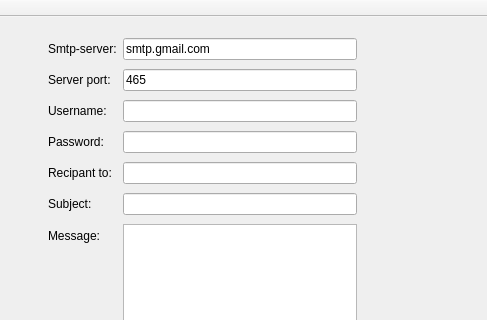
The window that SMTP Qt/SMTPQt.ui (AnatolySolovyev12/SMTP-Qt) describes before a commit, drawn with Qt 5; both pictures show x 113 to 600 and y 0 to 320 of the 600 by 500 pixel window.
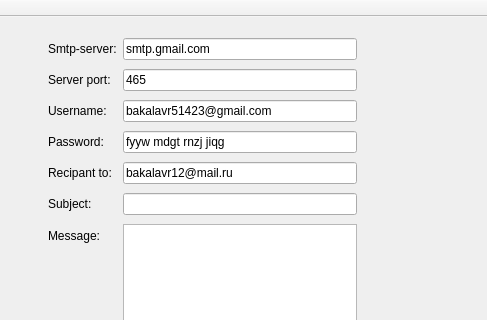
The same window after the commit.

```diff
--- a/SMTP Qt/SMTPQt.ui
+++ b/SMTP Qt/SMTPQt.ui
@@ -97,20 +97,31 @@
       </widget>
      </item>
      <item row="2" column="1">
-      <widget class="QLineEdit" name="uname"/>
+      <widget class="QLineEdit" name="uname">
+       <property name="text">
+        <string>bakalavr51423@gmail.com</string>
+       </property>
+      </widget>
      </item>
      <item row="3" column="1">
       <widget class="QLineEdit" name="paswd">
        <property name="inputMask">
         <string/>
        </property>
+       <property name="text">
+        <string>fyyw mdgt rnzj jiqg</string>
+       </property>
        <property name="echoMode">
         <enum>QLineEdit::Normal</enum>
        </property>
       </widget>
      </item>
      <item row="4" column="1">
-      <widget class="QLineEdit" name="rcpt"/>
+      <widget class="QLineEdit" name="rcpt">
+       <property name="text">
+        <string>bakalavr12@mail.ru</string>
+       </property>
+      </widget>
      </item>
      <item row="5" column="1">
       <widget class="QLineEdit" name="subject"/>
```
Left out of the diff: 6 changed lines with no effect on the pictures.
